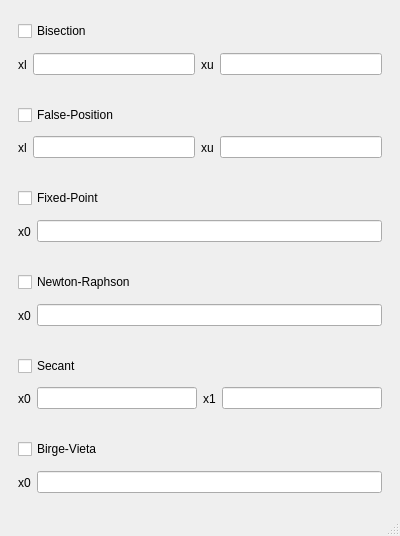
Old version of the form methods_options.ui in the repository Quarz0/Root-Finder.
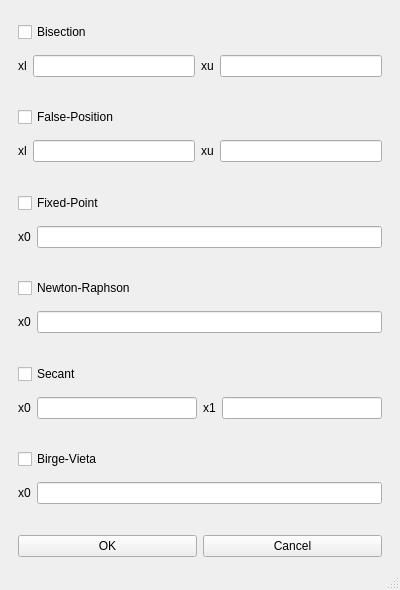
New version of the form.

Commit message: Add ok and cancel buttons to methods options window

```diff
--- a/methods_options.ui
+++ b/methods_options.ui
@@ -7,19 +7,19 @@
     <x>0</x>
     <y>0</y>
     <width>400</width>
-    <height>536</height>
+    <height>590</height>
    </rect>
   </property>
   <property name="minimumSize">
    <size>
     <width>400</width>
-    <height>536</height>
+    <height>590</height>
    </size>
   </property>
   <property name="maximumSize">
    <size>
     <width>400</width>
-    <height>536</height>
+    <height>590</height>
    </size>
   </property>
   <property name="windowTitle">
@@ -272,6 +272,32 @@
       </layout>
      </widget>
     </item>
+    <item>
+     <widget class="QWidget" name="widget_13" native="true">
+      <layout class="QHBoxLayout" name="horizontalLayout_7">
+       <property name="topMargin">
+        <number>12</number>
+       </property>
+       <property name="bottomMargin">
+        <number>0</number>
+       </property>
+       <item>
+        <widget class="QPushButton" name="okButton">
+         <property name="text">
+          <string>OK</string>
+         </property>
+        </widget>
+       </item>
+       <item>
+        <widget class="QPushButton" name="cancelButton">
+         <property name="text">
+          <string>Cancel</string>
+         </property>
+        </widget>
+       </item>
+      </layout>
+     </widget>
+    </item>
    </layout>
   </widget>
   <widget class="QMenuBar" name="menubar">
```
Left out of the diff: 1 changed line with no effect on the pictures. The commit also changes 1 other file.
